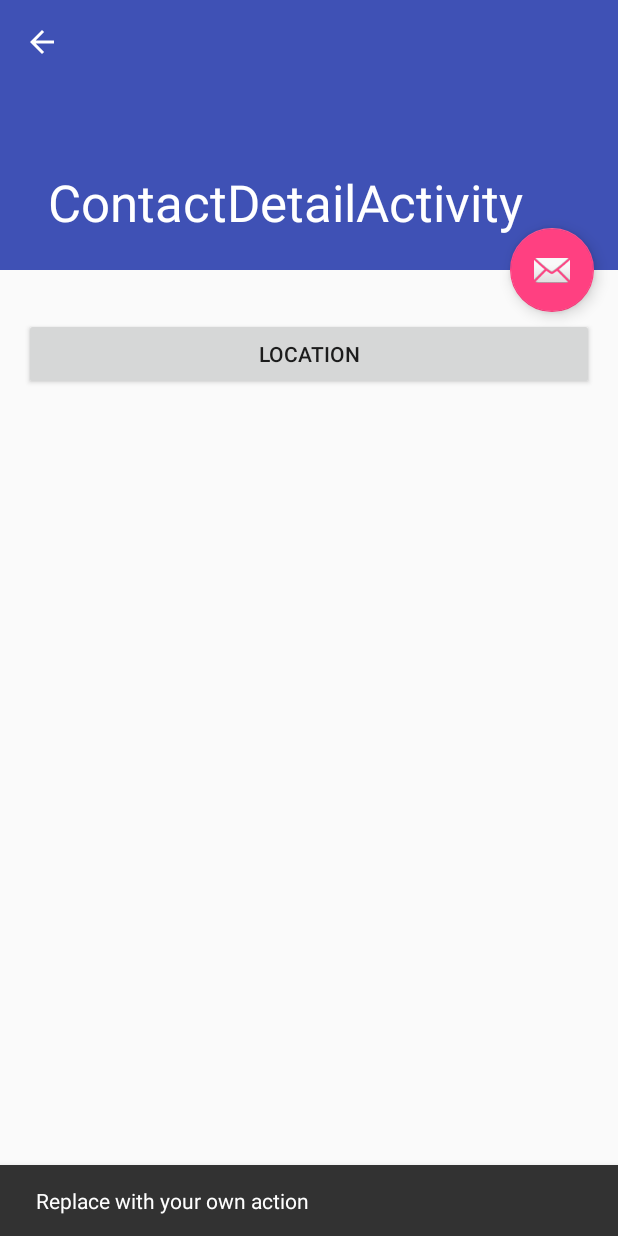
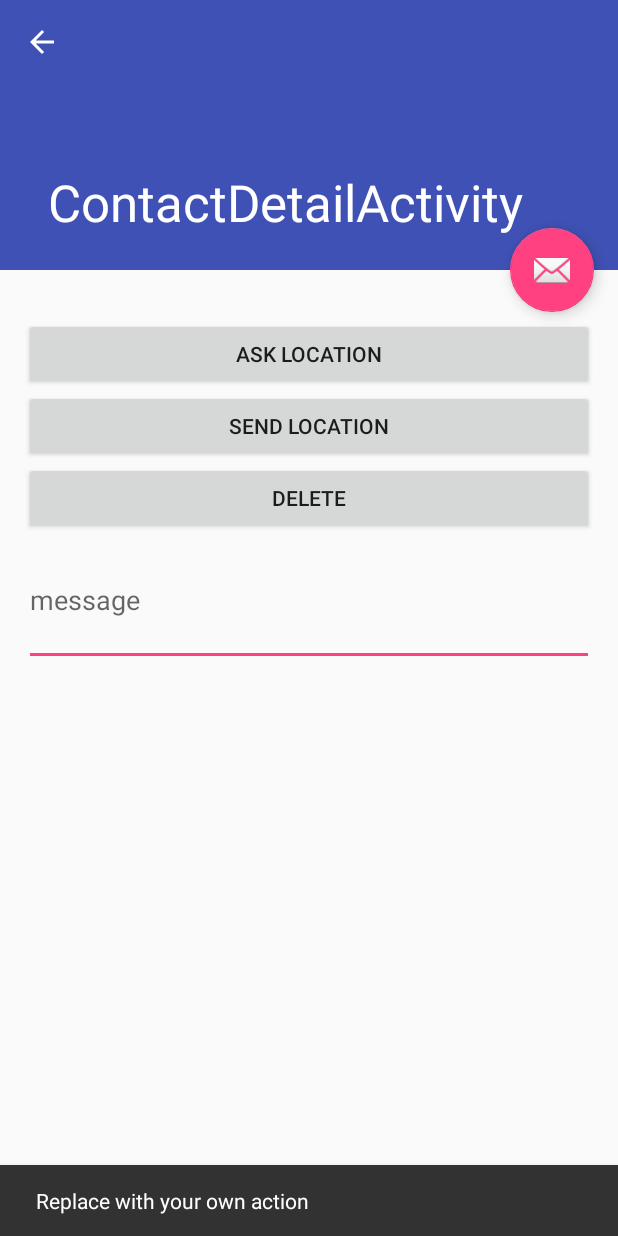
Before and after one commit to nbmaltais/P6-WhereAreThey, an Android app: the ContactDetailFragment screen opened directly, with no data from a screen before it, after a tap on an icon or button, on a phone screen of 412 x 824 dp. Run offline under Robolectric (Android 15) with nearby library versions, the phone set to English and light mode, and no system bars; our stand-ins replace ButterKnife; libraries missing offline, so code that uses them is left out: com.google.api.client; 1 statement that could not run was skipped; 2 other taps on this screen came first.

Commit message:
Improved detail activity.

```diff
--- a/app/src/main/java/ca/nbsoft/whereareyou/ui/contact/ContactDetailFragment.java
+++ b/app/src/main/java/ca/nbsoft/whereareyou/ui/contact/ContactDetailFragment.java
@@ -1,12 +1,14 @@
 package ca.nbsoft.whereareyou.ui.contact;
 
 
+import android.content.BroadcastReceiver;
 import android.os.Bundle;
 import android.support.design.widget.Snackbar;
 import android.support.v4.app.Fragment;
 import android.view.LayoutInflater;
 import android.view.View;
 import android.view.ViewGroup;
+import android.widget.EditText;
 import android.widget.TextView;
 
 import butterknife.Bind;
@@ -22,9 +24,29 @@ import ca.nbsoft.whereareyou.provider.contact.ContactCursor;
 public class ContactDetailFragment extends Fragment {
 
     @Bind(R.id.top_container) View mTopContainer;
+    @Bind(R.id.message)
+    EditText mMessageView;
 
     private String mUserId;
     private String mContactName;
+
+    BroadcastReceiver mReceiver = new ApiService.ResultBroadcastReceiver()
+    {
+        @Override
+        public void onRequestLocationResult(ApiService.Result resultCode) {
+
+        }
+
+        @Override
+        public void onSendLocationResult(ApiService.Result resultCode) {
+
+        }
+
+        @Override
+        public void onDeleteContactResult(ApiService.Result resultCode) {
+
+        }
+    };
 
     public ContactDetailFragment() {
         // Required empty public constructor
@@ -40,15 +62,99 @@ public class ContactDetailFragment extends Fragment {
         return view;
     }
 
+    @Override
+    public void onResume() {
+        super.onResume();
+        String[] actions = new String[] {ApiService.ACTION_SEND_LOCATION,
+                ApiService.ACTION_REQUEST_LOCATION, ApiService.ACTION_DELETE_CONTACT};
+        ApiService.subscribeToResult(getContext(), actions, mReceiver);
+    }
+
+    @Override
+    public void onPause() {
+        ApiService.unSubscribeFromResult(getContext(), mReceiver);
+        super.onPause();
+    }
+
+    private String getMessage() {
+        return mMessageView.getText().toString();
+    }
+
     @OnClick(R.id.request_location_button)
     void onRequestLocationClicked()
     {
-        ApiService.requestContactLocation(getContext(),mUserId,null);
-        Snackbar.make(mTopContainer,"Requested position of " + mContactName, Snackbar.LENGTH_SHORT);
+        String text = getContext().getString(R.string.contact_detail_request_position_confirmation);
+
+        cancelableActionSnackbar(mTopContainer, text, new Runnable() {
+            @Override
+            public void run() {
+                ApiService.requestContactLocation(getContext(), mUserId, getMessage());
+            }
+        });
+
+
+        //Snackbar.make(mTopContainer,  text, Snackbar.LENGTH_SHORT).show();
+    }
+
+
+    @OnClick(R.id.send_location_button)
+    void onSendLocationClicked()
+    {
+        String text = getContext().getString(R.string.contact_detail_send_position_confirmation);
+
+        cancelableActionSnackbar(mTopContainer, text, new Runnable() {
+            @Override
+            public void run() {
+                ApiService.sendLocation(getContext(), mUserId, getMessage());
+            }
+        });
+
+        //ApiService.sendLocation(getContext(), mUserId, getMessage());
+        //Snackbar.make(mTopContainer,text, Snackbar.LENGTH_SHORT).show();
+    }
+
+    @OnClick(R.id.delete_contact_button)
+    void onDeleteContactClicked()
+    {
+        String text = getContext().getString(R.string.contact_detail_delete_confirmation);
+        cancelableActionSnackbar(mTopContainer, text, new Runnable() {
+            @Override
+            public void run() {
+                ApiService.deleteContact(getContext(), mUserId);
+                //Snackbar.make(mTopContainer,"Deleted " + mContactName, Snackbar.LENGTH_SHORT).show();
+
+                // TODO use an interface to signal the parent activity
+                getActivity().finish();
+            }
+        });
+
     }
 
     public void bind(ContactCursor cursor) {
         mUserId = cursor.getUserid();
         mContactName = cursor.getEmail();
     }
+
+    void cancelableActionSnackbar( View v, String text, final Runnable action )
+    {
+        Snackbar snackbar = Snackbar.make(v, text, Snackbar.LENGTH_SHORT);
+        snackbar.setAction(R.string.contact_detail_cancel, new View.OnClickListener() {
+            @Override
+            public void onClick(View v) {
+                // do nothing
+            }
+        });
+
+        snackbar.setCallback(new Snackbar.Callback() {
+            @Override
+            public void onDismissed(Snackbar snackbar, int event) {
+                if (event != Snackbar.Callback.DISMISS_EVENT_ACTION) {
+                    action.run();
+                }
+            }
+        });
+
+        snackbar.show();
+
+    }
 }
--- a/app/src/main/java/ca/nbsoft/whereareyou/ui/map/MapsActivity.java
+++ b/app/src/main/java/ca/nbsoft/whereareyou/ui/map/MapsActivity.java
@@ -58,6 +58,8 @@ public class MapsActivity extends AppCompatActivity implements OnMapReadyCallbac
         LatLng contactPos = new LatLng(mLocation.getLatitude(), mLocation.getLongitude());
         Log.d(TAG,"onMapReady, latlong = " + contactPos);
         mMap.addMarker(new MarkerOptions().position(contactPos).title(mContact.getDisplayName()));
-        mMap.moveCamera(CameraUpdateFactory.newLatLng(contactPos));
+        mMap.moveCamera(CameraUpdateFactory.newLatLngZoom (contactPos,18));
+
+
     }
 }
--- a/app/src/main/res/layout/content_contact_detail.xml
+++ b/app/src/main/res/layout/content_contact_detail.xml
@@ -23,7 +23,24 @@
             android:layout_width="match_parent"
             android:layout_height="wrap_content"
             android:text="@string/contact_detail_request_location"/>
+        <Button
+            android:id="@+id/send_location_button"
+            android:layout_width="match_parent"
+            android:layout_height="wrap_content"
+            android:text="@string/contact_detail_send_location"/>
+        <Button
+            android:id="@+id/delete_contact_button"
+            android:layout_width="match_parent"
+            android:layout_height="wrap_content"
+            android:text="@string/contact_detail_delete_contact"/>
 
+        <EditText
+            android:id="@+id/message"
+            android:layout_width="match_parent"
+            android:layout_height="wrap_content"
+            android:lines="3"
+            android:hint="@string/contact_detail_message_hint"
+            />
     </LinearLayout>
 
 </android.support.v4.widget.NestedScrollView>
--- a/app/src/main/res/values/strings.xml
+++ b/app/src/main/res/values/strings.xml
@@ -99,7 +99,7 @@
         "when a user tries to pick up one of cards.\n\n"
     </string>
     <string name="action_settings">Settings</string>
-    <string name="contact_detail_request_location">Location</string>
+    <string name="contact_detail_request_location">Ask Location</string>
     <string name="menu_login">Login</string>
     <string name="notification_location_request_title">Location Request</string>
     <string name="notification_reply_action">Reply</string>
@@ -113,4 +113,11 @@
     <string name="add_contact_button">Add</string>
     <string name="add_contact_succeeded">A contact request has been send</string>
     <string name="add_contact_failed">Failed to add contact</string>
+    <string name="contact_detail_send_location">Send location</string>
+    <string name="contact_detail_delete_contact">Delete</string>
+    <string name="contact_detail_message_hint">message</string>
+    <string name="contact_detail_send_position_confirmation">Position sent</string>
+    <string name="contact_detail_request_position_confirmation">Requested position</string>
+    <string name="contact_detail_cancel">Cancel</string>
+    <string name="contact_detail_delete_confirmation">Contact deleted</string>
 </resources>
```
Also changed, not shown: app/src/main/java/ca/nbsoft/whereareyou/ApiService.java (+67 -5 lines), app/src/main/java/ca/nbsoft/whereareyou/gcm/MyGcmListenerService.java (+7 -0 lines).
